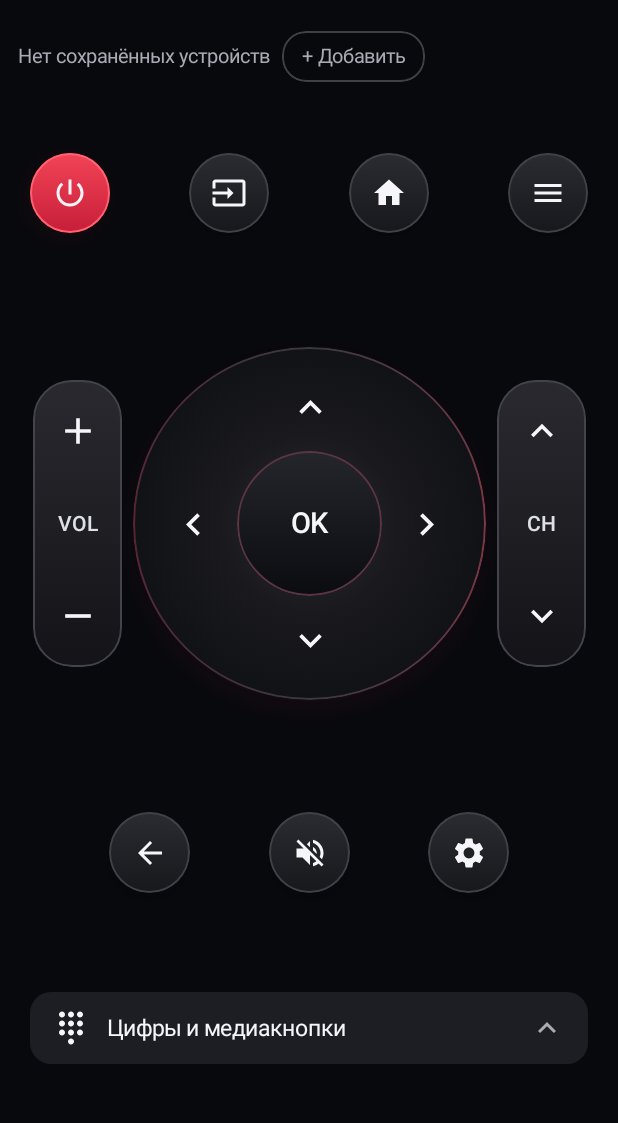
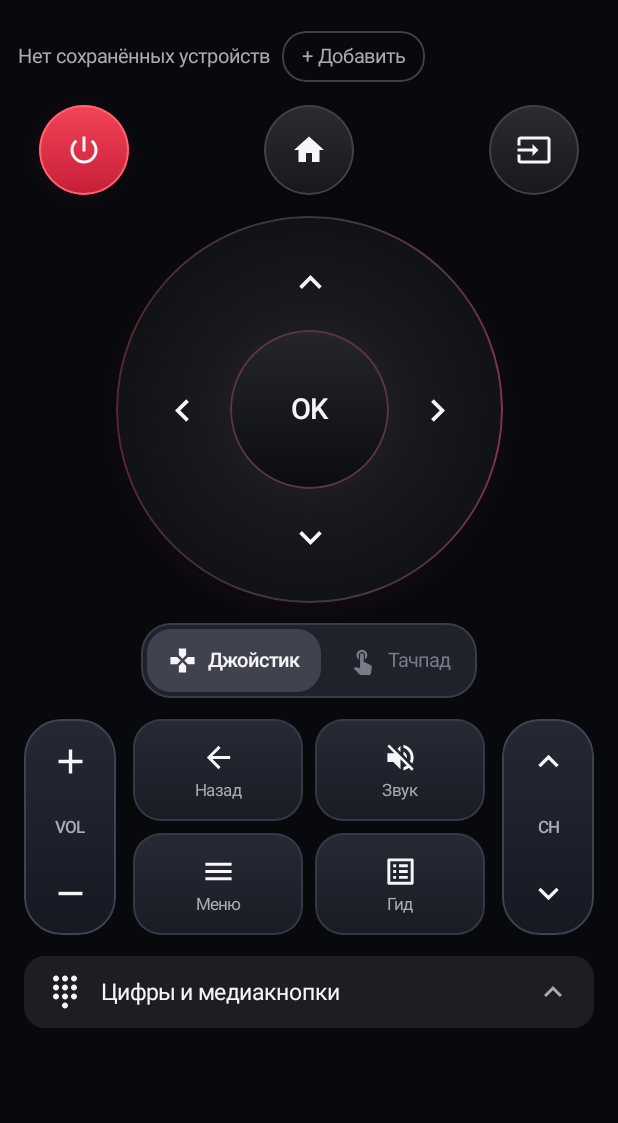
Before and after one commit to nkuchenov-hash/Poolt, an Android app built with Jetpack Compose: the composable RemoteScreen shown on its own in the app's theme, on a phone screen of 412 x 824 dp, the part 82-1205 px from its top. Run offline under Robolectric (Android 15) with nearby library versions, the light colour scheme and no system bars; network calls fail.

Commit message:
Redesign remote as spacious full-screen controls with large center D-pad and accessible navigation switch

```diff
--- a/app/src/main/java/app/poolt/RemoteScreen.kt
+++ b/app/src/main/java/app/poolt/RemoteScreen.kt
@@ -50,6 +50,7 @@ fun RemoteScreen(vm: MainViewModel) {
     val view = LocalView.current
     var showAppSettings by rememberSaveable { mutableStateOf(false) }
     var useTouchpad by remember(state.selected?.id) { mutableStateOf(false) }
+    var modeHelp by rememberSaveable { mutableStateOf(false) }
     val isLgWifi = state.mode == ControlMode.WIFI &&
         state.selected?.driverId == "lg.webos"
     val pointerAvailable = isLgWifi && state.selected?.isOnline == true && state.pointerReady
@@ -180,44 +181,134 @@ fun RemoteScreen(vm: MainViewModel) {
                         .padding(horizontal = 13.dp, vertical = 9.dp)
                 ) { Text("+ Добавить", fontSize = 13.sp, color = SoftText) }
             }
-            // Controls float on the dark background, without an enclosing panel.
+
+            // Primary controls receive most visual space. Secondary actions
+            // are intentionally separate from the navigation ring.
             Column(
                 Modifier.fillMaxWidth().heightIn(min = minimumRemoteHeight)
-                    .padding(horizontal = 8.dp, vertical = 10.dp),
+                    .padding(horizontal = 4.dp, vertical = 6.dp),
                 horizontalAlignment = Alignment.CenterHorizontally,
-                verticalArrangement = Arrangement.SpaceEvenly
+                verticalArrangement = Arrangement.spacedBy(14.dp)
             ) {
                 Row(
-                    Modifier.fillMaxWidth(),
+                    Modifier.fillMaxWidth().padding(horizontal = 10.dp),
                     horizontalArrangement = Arrangement.SpaceBetween,
                     verticalAlignment = Alignment.CenterVertically
                 ) {
-                    RemoteRoundKey(Icons.Default.PowerSettingsNew, "Питание", true, 53.dp) {
+                    RemoteRoundKey(Icons.Default.PowerSettingsNew, "Питание", true, 60.dp) {
                         send(RemoteCommand.POWER)
                     }
-                    RemoteRoundKey(Icons.Default.Input, "Источник", false, 53.dp) {
-                        send(RemoteCommand.SOURCE)
-                    }
-                    RemoteRoundKey(Icons.Default.Home, "Главная", false, 53.dp) {
+                    RemoteRoundKey(Icons.Default.Home, "Главная", false, 60.dp) {
                         send(RemoteCommand.HOME)
                     }
-                    RemoteRoundKey(Icons.Default.Menu, "Меню", false, 53.dp) {
-                        send(RemoteCommand.MENU)
+                    RemoteRoundKey(Icons.Default.Input, "Источник", false, 60.dp) {
+                        send(RemoteCommand.SOURCE)
                     }
                 }
 
-                Spacer(Modifier.height(20.dp))
                 BoxWithConstraints(Modifier.fillMaxWidth()) {
-                    // Fit even narrow Android screens: no cropped channel/volume rockers.
-                    val compact = maxWidth < 320.dp
-                    val rockerWidth = if (compact) 48.dp else 59.dp
-                    val gap = if (compact) 5.dp else 7.dp
-                    val dialSize = (maxWidth - rockerWidth * 2 - gap * 2)
-                        .coerceAtMost(235.dp)
-                    Column(Modifier.fillMaxWidth(), horizontalAlignment = Alignment.CenterHorizontally) {
+                    val dialSize = maxWidth.coerceAtMost(258.dp)
+                    Column(
+                        Modifier.fillMaxWidth(),
+                        horizontalAlignment = Alignment.CenterHorizontally
+                    ) {
+                        if (useTouchpad && pointerAvailable) {
+                            LgTouchpadSurface(state, vm, dialSize)
+                        } else {
+                            CompassPad(dialSize, send)
+                        }
+
+                        Spacer(Modifier.height(13.dp))
+                        Row(
+                            Modifier.clip(RoundedCornerShape(20.dp))
+                                .background(Color(0xFF1F222B))
+                                .border(1.dp, Color(0xFF383D49), RoundedCornerShape(20.dp))
+                                .padding(4.dp),
+                            horizontalArrangement = Arrangement.spacedBy(4.dp),
+                            verticalAlignment = Alignment.CenterVertically
+                        ) {
+                            listOf(
+                                false to "Джойстик",
+                                true to "Тачпад"
+                            ).forEach { (touchpad, title) ->
+                                val active = useTouchpad == touchpad
+                                val enabled = !touchpad || pointerAvailable || isLgWifi
+                                Row(
+                                    Modifier.clip(RoundedCornerShape(16.dp))
+                                        .background(
+                                            if (active) Color(0xFF41424F)
+                                            else Color.Transparent
+                                        )
+                                        .clickable {
+                                            when {
+                                                !touchpad -> {
+                                                    if (useTouchpad) feedback()
+                                                    useTouchpad = false
+                                                    modeHelp = false
+                                                }
+                                                pointerAvailable -> {
+                                                    feedback()
+                                                    useTouchpad = true
+                                                    modeHelp = false
+                                                }
+                                                isLgWifi && state.selected?.isOnline == true -> {
+                                                    feedback()
+                                                    modeHelp = true
+                                                    vm.checkLgPointer()
+                                                }
+                                                else -> modeHelp = true
+                                            }
+                                        }
+                                        .padding(horizontal = 14.dp, vertical = 11.dp),
+                                    horizontalArrangement = Arrangement.spacedBy(7.dp),
+                                    verticalAlignment = Alignment.CenterVertically
+                                ) {
+                                    Icon(
+                                        if (touchpad) Icons.Default.TouchApp else Icons.Default.Gamepad,
+                                        title, Modifier.size(19.dp),
+                                        tint = when {
+                                            active -> White
+                                            enabled -> SoftText
+                                            else -> Color(0xFF777D88)
+                                        }
+                                    )
+                                    Text(
+                                        title,
+                                        color = if (active) White else if (enabled) SoftText
+                                            else Color(0xFF777D88),
+                                        fontSize = 13.sp,
+                                        fontWeight = if (active) FontWeight.SemiBold else FontWeight.Normal
+                                    )
+                                }
+                            }
+                        }
+                        if (modeHelp && !pointerAvailable) {
+                            Spacer(Modifier.height(6.dp))
+                            Text(
+                                when {
+                                    !isLgWifi -> "Тачпад доступен для совместимого LG webOS по Wi-Fi"
+                                    state.selected?.isOnline != true -> "Подключите телевизор LG для проверки тачпада"
+                                    state.pointerChecking -> "Проверяем поддержку курсора LG…"
+                                    else -> state.pointerStatus.ifBlank {
+                                        "Поддержка тачпада пока не подтверждена"
+                                    }
+                                },
+                                color = SoftText, fontSize = 12.sp
+                            )
+                        }
+                        if (useTouchpad && pointerAvailable && !state.pointerConfirmed) {
+                            TextButton(onClick = vm::confirmLgPointerWorks) {
+                                Text("Курсор работает? Подтвердить", color = SoftText, fontSize = 12.sp)
+                            }
+                        }
+                    }
+                }
+
+                BoxWithConstraints(Modifier.fillMaxWidth()) {
+                    val rockerWidth = if (maxWidth < 325.dp) 53.dp else 61.dp
                     Row(
                         Modifier.fillMaxWidth(),
-                        horizontalArrangement = Arrangement.Center,
+                        horizontalArrangement = Arrangement.spacedBy(11.dp),
                         verticalAlignment = Alignment.CenterVertically
                     ) {
                         NeonRocker(
@@ -226,13 +317,33 @@ fun RemoteScreen(vm: MainViewModel) {
                             { send(RemoteCommand.VOLUME_UP) },
                             { send(RemoteCommand.VOLUME_DOWN) }
                         )
-                        Spacer(Modifier.width(gap))
-                        if (useTouchpad && pointerAvailable) {
-                            LgTouchpadSurface(state, vm, dialSize)
-                        } else {
-                            CompassPad(dialSize, send)
+                        Column(
+                            Modifier.weight(1f),
+                            verticalArrangement = Arrangement.spacedBy(8.dp)
+                        ) {
+                            Row(
+                                Modifier.fillMaxWidth(),
+                                horizontalArrangement = Arrangement.spacedBy(8.dp)
+                            ) {
+                                CompactActionKey(
+                                    Icons.Default.ArrowBack, "Назад", Modifier.weight(1f)
+                                ) { send(RemoteCommand.BACK) }
+                                CompactActionKey(
+                                    Icons.Default.VolumeOff, "Звук", Modifier.weight(1f)
+                                ) { send(RemoteCommand.MUTE) }
+                            }
+                            Row(
+                                Modifier.fillMaxWidth(),
+                                horizontalArrangement = Arrangement.spacedBy(8.dp)
+                            ) {
+                                CompactActionKey(
+                                    Icons.Default.Menu, "Меню", Modifier.weight(1f)
+                                ) { send(RemoteCommand.MENU) }
+                                CompactActionKey(
+                                    Icons.Default.ListAlt, "Гид", Modifier.weight(1f)
+                                ) { send(RemoteCommand.GUIDE) }
+                            }
                         }
-                        Spacer(Modifier.width(gap))
                         NeonRocker(
                             Modifier.width(rockerWidth),
                             "CH", Icons.Default.KeyboardArrowUp,
@@ -241,93 +352,8 @@ fun RemoteScreen(vm: MainViewModel) {
                             { send(RemoteCommand.CHANNEL_DOWN) }
                         )
                     }
-                    if (pointerAvailable) {
-                        Spacer(Modifier.height(16.dp))
-                        Row(
-                            Modifier.align(Alignment.CenterHorizontally)
-                                .clip(RoundedCornerShape(18.dp))
-                                .background(Color(0xFF1F2028))
-                                .border(1.dp, Color(0xFF454650), RoundedCornerShape(18.dp))
-                                .padding(4.dp),
-                            verticalAlignment = Alignment.CenterVertically,
-                            horizontalArrangement = Arrangement.spacedBy(3.dp)
-                        ) {
-                            listOf(
-                                false to "Джойстик",
-                                true to "Тачпад"
-                            ).forEach { (touchpad, title) ->
-                                val selected = useTouchpad == touchpad
-                                Row(
-                                    Modifier.clip(RoundedCornerShape(14.dp))
-                                        .background(if (selected) Color(0xFF343044) else Color.Transparent)
-                                        .clickable {
-                                            if (useTouchpad != touchpad) {
-                                                feedback()
-                                                useTouchpad = touchpad
-                                            }
-                                        }
-                                        .padding(horizontal = 13.dp, vertical = 10.dp),
-                                    verticalAlignment = Alignment.CenterVertically,
-                                    horizontalArrangement = Arrangement.spacedBy(6.dp)
-                                ) {
-                                    Icon(
-                                        if (touchpad) Icons.Default.TouchApp else Icons.Default.Gamepad,
-                                        null, Modifier.size(18.dp),
-                                        tint = if (selected) White else SoftText
-                                    )
-                                    Text(
-                                        title, fontSize = 13.sp,
-                                        color = if (selected) White else SoftText
-                                    )
-                                }
-                            }
-                        }
-                        if (useTouchpad && !state.pointerConfirmed) {
-                            TextButton(
-                                onClick = {
-                                    feedback()
-                                    vm.confirmLgPointerWorks()
-                                },
-                                modifier = Modifier.align(Alignment.CenterHorizontally)
-                            ) {
-                                Text("Курсор работает на ТВ? Подтвердить", color = SoftText, fontSize = 12.sp)
-                            }
-                        }
-                    } else if (isLgWifi && state.selected?.isOnline == true) {
-                        Spacer(Modifier.height(10.dp))
-                        TextButton(
-                            enabled = !state.pointerChecking,
-                            onClick = vm::checkLgPointer,
-                            modifier = Modifier.align(Alignment.CenterHorizontally)
-                        ) {
-                            Text(
-                                if (state.pointerChecking) "Проверяем тачпад LG…"
-                                else "Проверить поддержку тачпада",
-                                color = SoftText, fontSize = 13.sp
-                            )
-                        }
-                    }
-                    }
-                }
-                Spacer(Modifier.height(19.dp))
-
-                Row(
-                    Modifier.fillMaxWidth(),
-                    horizontalArrangement = Arrangement.SpaceEvenly,
-                    verticalAlignment = Alignment.CenterVertically
-                ) {
-                    RemoteRoundKey(Icons.Default.ArrowBack, "Назад", false, 54.dp) {
-                        send(RemoteCommand.BACK)
-                    }
-                    RemoteRoundKey(Icons.Default.VolumeOff, "Без звука", false, 54.dp) {
-                        send(RemoteCommand.MUTE)
-                    }
-                    RemoteRoundKey(Icons.Default.Settings, "Настройки", false, 54.dp) {
-                        send(RemoteCommand.SETTINGS)
-                    }
                 }
 
-                Spacer(Modifier.height(10.dp))
                 MoreRemoteKeys(send)
             }
             if (state.mode == ControlMode.WIFI &&
@@ -428,6 +454,31 @@ private fun RemoteRoundKey(
 }
 
 @Composable
+private fun CompactActionKey(
+    icon: ImageVector,
+    title: String,
+    modifier: Modifier,
+    onClick: () -> Unit
+) {
+    val shape = RoundedCornerShape(19.dp)
+    Column(
+        modifier.height(68.dp)
+            .clip(shape)
+            .background(
+                Brush.verticalGradient(listOf(Color(0xFF252A34), Color(0xFF191C25)))
+            )
+            .border(1.dp, Color(0xFF343944), shape)
+            .clickable(onClick = onClick),
+        horizontalAlignment = Alignment.CenterHorizontally,
+        verticalArrangement = Arrangement.Center
+    ) {
+        Icon(icon, title, Modifier.size(23.dp), tint = White)
+        Spacer(Modifier.height(4.dp))
+        Text(title, fontSize = 11.sp, color = SoftText, maxLines = 1)
+    }
+}
+
+@Composable
 private fun NeonRocker(
     modifier: Modifier,
     title: String,
@@ -436,31 +487,27 @@ private fun NeonRocker(
     onTop: () -> Unit,
     onBottom: () -> Unit
 ) {
+    val shape = RoundedCornerShape(25.dp)
     Column(
-        modifier.height(191.dp)
-            .clip(RoundedCornerShape(26.dp))
-            .background(Brush.verticalGradient(listOf(SurfaceTop, SurfaceBottom)))
-            .border(
-                width = 1.dp,
-                color = Color(0xFF42434B),
-                shape = RoundedCornerShape(26.dp)
-            ),
+        modifier.height(144.dp)
+            .clip(shape)
+            .background(Brush.verticalGradient(listOf(Color(0xFF242934), Color(0xFF151922))))
+            .border(1.dp, Color(0xFF3E4350), shape),
         horizontalAlignment = Alignment.CenterHorizontally,
         verticalArrangement = Arrangement.SpaceBetween
     ) {
         Box(
-            Modifier.fillMaxWidth().height(68.dp).clickable(onClick = onTop),
+            Modifier.fillMaxWidth().height(56.dp).clickable(onClick = onTop),
             contentAlignment = Alignment.Center
-        ) {
-            Icon(topIcon, title + " +", tint = White, modifier = Modifier.size(29.dp))
-        }
-        Text(title, color = Color(0xFFDEE0E5), fontSize = 14.sp, fontWeight = FontWeight.SemiBold)
+        ) { Icon(topIcon, title + " up", Modifier.size(27.dp), tint = White) }
+        Text(
+            title, color = SoftText, fontSize = 11.sp,
+            fontWeight = FontWeight.SemiBold, maxLines = 1
+        )
         Box(
-            Modifier.fillMaxWidth().height(68.dp).clickable(onClick = onBottom),
+            Modifier.fillMaxWidth().height(56.dp).clickable(onClick = onBottom),
             contentAlignment = Alignment.Center
-        ) {
-            Icon(bottomIcon, title + " −", tint = White, modifier = Modifier.size(29.dp))
-        }
+        ) { Icon(bottomIcon, title + " down", Modifier.size(27.dp), tint = White) }
     }
 }
 
```
